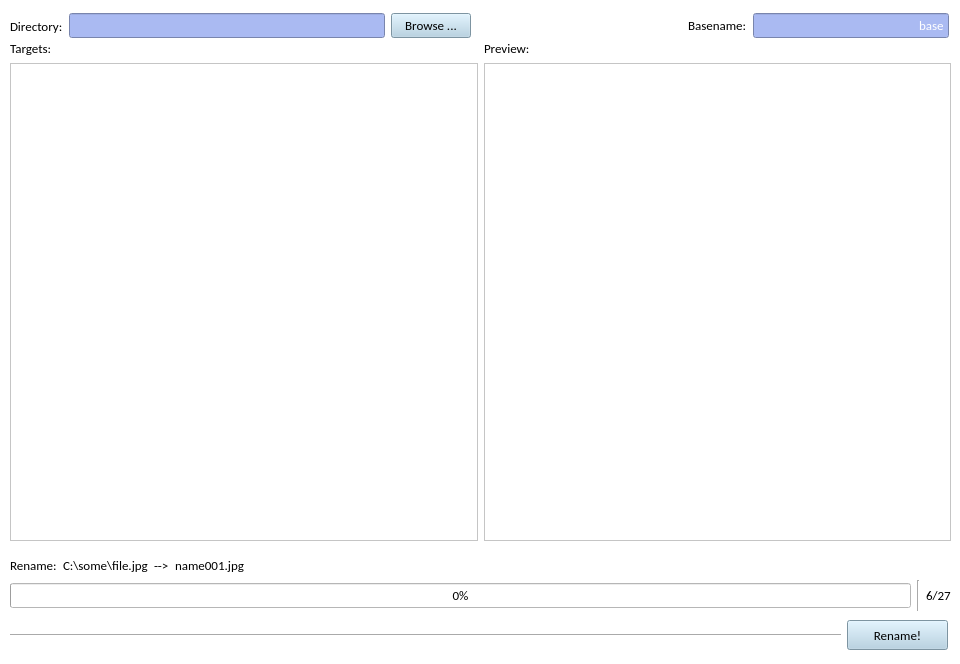
This is batchrename.ui in 0E9B061F/batchrename as Qt 5 draws it before an edit. The edited form follows.
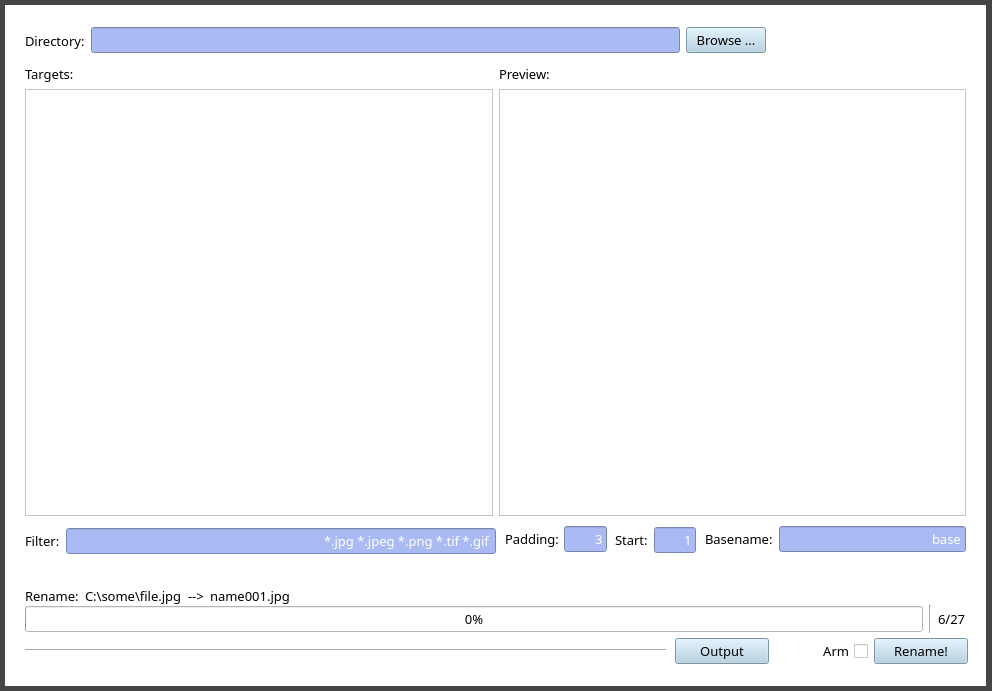
This is the edited form. Icons and pictures are not drawn.

Commit message: Integrate new GUI features

What changed in the file:
```diff
--- a/batchrename.ui
+++ b/batchrename.ui
@@ -7,25 +7,116 @@
    <rect>
     <x>0</x>
     <y>0</y>
-    <width>960</width>
-    <height>664</height>
+    <width>992</width>
+    <height>691</height>
    </rect>
   </property>
   <property name="minimumSize">
    <size>
-    <width>960</width>
-    <height>664</height>
+    <width>992</width>
+    <height>691</height>
    </size>
   </property>
   <property name="maximumSize">
    <size>
-    <width>960</width>
-    <height>664</height>
+    <width>992</width>
+    <height>691</height>
    </size>
   </property>
+  <property name="palette">
+   <palette>
+    <active>
+     <colorrole role="Button">
+      <brush brushstyle="SolidPattern">
+       <color alpha="255">
+        <red>69</red>
+        <green>69</green>
+        <blue>69</blue>
+       </color>
+      </brush>
+     </colorrole>
+     <colorrole role="Base">
+      <brush brushstyle="SolidPattern">
+       <color alpha="255">
+        <red>69</red>
+        <green>69</green>
+        <blue>69</blue>
+       </color>
+      </brush>
+     </colorrole>
+     <colorrole role="Window">
+      <brush brushstyle="SolidPattern">
+       <color alpha="255">
+        <red>69</red>
+        <green>69</green>
+        <blue>69</blue>
+       </color>
+      </brush>
+     </colorrole>
+    </active>
+    <inactive>
+     <colorrole role="Button">
+      <brush brushstyle="SolidPattern">
+       <color alpha="255">
+        <red>69</red>
+        <green>69</green>
+        <blue>69</blue>
+       </color>
+      </brush>
+     </colorrole>
+     <colorrole role="Base">
+      <brush brushstyle="SolidPattern">
+       <color alpha="255">
+        <red>69</red>
+        <green>69</green>
+        <blue>69</blue>
+       </color>
+      </brush>
+     </colorrole>
+     <colorrole role="Window">
+      <brush brushstyle="SolidPattern">
+       <color alpha="255">
+        <red>69</red>
+        <green>69</green>
+        <blue>69</blue>
+       </color>
+      </brush>
+     </colorrole>
+    </inactive>
+    <disabled>
+     <colorrole role="Button">
+      <brush brushstyle="SolidPattern">
+       <color alpha="255">
+        <red>69</red>
+        <green>69</green>
+        <blue>69</blue>
+       </color>
+      </brush>
+     </colorrole>
+     <colorrole role="Base">
+      <brush brushstyle="SolidPattern">
+       <color alpha="255">
+        <red>69</red>
+        <green>69</green>
+        <blue>69</blue>
+       </color>
+      </brush>
+     </colorrole>
+     <colorrole role="Window">
+      <brush brushstyle="SolidPattern">
+       <color alpha="255">
+        <red>69</red>
+        <green>69</green>
+        <blue>69</blue>
+       </color>
+      </brush>
+     </colorrole>
+    </disabled>
+   </palette>
+  </property>
   <property name="font">
    <font>
-    <family>Calibri</family>
+    <family>Candara</family>
     <pointsize>10</pointsize>
    </font>
   </property>
@@ -39,67 +130,212 @@
    <bool>false</bool>
   </property>
   <property name="styleSheet">
-   <string notr="true">background-color: rgb(255, 255, 255)</string>
+   <string notr="true">background-color: #454545;</string>
   </property>
-  <widget class="QWidget" name="gridLayoutWidget">
+  <widget class="QWidget" name="Wrapper" native="true">
    <property name="geometry">
     <rect>
-     <x>10</x>
-     <y>40</y>
-     <width>941</width>
-     <height>501</height>
+     <x>5</x>
+     <y>5</y>
+     <width>981</width>
+     <height>681</height>
     </rect>
    </property>
-   <layout class="QGridLayout" name="previewGroup">
-    <item row="1" column="0">
-     <widget class="QLabel" name="previewTargetsLabel">
+   <property name="styleSheet">
+    <string notr="true">background-color: white;</string>
+   </property>
+   <widget class="QWidget" name="widget" native="true">
+    <property name="geometry">
+     <rect>
+      <x>800</x>
+      <y>20</y>
+      <width>141</width>
+      <height>41</height>
+     </rect>
+    </property>
       <property name="font">
        <font>
-        <family>Calibri</family>
+      <family>Candara</family>
         <pointsize>10</pointsize>
        </font>
       </property>
+    <property name="toolTip">
+     <string>studio25.org</string>
+    </property>
+    <property name="styleSheet">
+     <string notr="true">background-image: url(/home/nn/code/batchrename/logo.png); background-color: transparent;</string>
+    </property>
+   </widget>
+   <widget class="QWidget" name="horizontalLayoutWidget_3">
+    <property name="geometry">
+     <rect>
+      <x>20</x>
+      <y>20</y>
+      <width>741</width>
+      <height>31</height>
+     </rect>
+    </property>
+    <property name="font">
+     <font>
+      <family>Candara</family>
+      <pointsize>10</pointsize>
+     </font>
+    </property>
+    <layout class="QHBoxLayout" name="directoryGroup">
+     <item>
+      <widget class="QLabel" name="directoryLabel">
+       <property name="font">
+        <font>
+         <family>Candara</family>
+         <pointsize>10</pointsize>
+        </font>
+       </property>
       <property name="text">
-       <string>Targets:</string>
+        <string>Directory:</string>
       </property>
      </widget>
     </item>
-    <item row="3" column="1">
-     <widget class="QListView" name="previewOutput">
+     <item>
+      <widget class="QLineEdit" name="directoryInput">
       <property name="font">
        <font>
-        <family>Calibri</family>
+         <family>Candara</family>
         <pointsize>10</pointsize>
        </font>
       </property>
       <property name="toolTip">
-       <string>Preview of output file names</string>
-      </property>
-     </widget>
-    </item>
-    <item row="3" column="0">
-     <widget class="QListView" name="previewTargets">
+        <string>Select the directory containing the image files to be renamed</string>
+       </property>
+       <property name="styleSheet">
+        <string notr="true">background-color: #aabaf2; color: #FFFFFF;</string>
+       </property>
+       <property name="text">
+        <string/>
+       </property>
+      </widget>
+     </item>
+     <item>
+      <widget class="QPushButton" name="directoryBrowse">
       <property name="font">
        <font>
-        <family>Calibri</family>
+         <family>Candara</family>
         <pointsize>10</pointsize>
        </font>
       </property>
+       <property name="styleSheet">
+        <string notr="true">background-color: #afcfe2;</string>
+       </property>
+       <property name="text">
+        <string>Browse ...</string>
+       </property>
+       <property name="flat">
+        <bool>false</bool>
+       </property>
+      </widget>
+     </item>
+    </layout>
+   </widget>
+   <widget class="QWidget" name="horizontalLayoutWidget_9">
+    <property name="geometry">
+     <rect>
+      <x>610</x>
+      <y>520</y>
+      <width>81</width>
+      <height>30</height>
+     </rect>
+    </property>
+    <property name="font">
+     <font>
+      <family>Candara</family>
+      <pointsize>10</pointsize>
+     </font>
+    </property>
+    <layout class="QHBoxLayout" name="basenameGroup_2">
+     <item>
+      <widget class="QLabel" name="basenameLabel_2">
+       <property name="font">
+        <font>
+         <family>Candara</family>
+         <pointsize>10</pointsize>
+        </font>
+       </property>
+       <property name="text">
+        <string>Start:</string>
+       </property>
+      </widget>
+     </item>
+     <item>
+      <widget class="QLineEdit" name="basenameInput_2">
+       <property name="font">
+        <font>
+         <family>Candara</family>
+         <pointsize>10</pointsize>
+        </font>
+       </property>
       <property name="toolTip">
-       <string>Target files found in the selected directory</string>
-      </property>
-     </widget>
-    </item>
-    <item row="1" column="1">
-     <widget class="QLabel" name="previewOutputLabel">
+        <string>Choose the base name for the renamed files</string>
+       </property>
+       <property name="styleSheet">
+        <string notr="true">background-color: #aabaf2; color: #FFFFFF;</string>
+       </property>
+       <property name="text">
+        <string>1</string>
+       </property>
+       <property name="alignment">
+        <set>Qt::AlignRight|Qt::AlignTrailing|Qt::AlignVCenter</set>
+       </property>
+      </widget>
+     </item>
+    </layout>
+   </widget>
+   <widget class="QWidget" name="horizontalLayoutWidget_4">
+    <property name="geometry">
+     <rect>
+      <x>700</x>
+      <y>520</y>
+      <width>261</width>
+      <height>28</height>
+     </rect>
+    </property>
       <property name="font">
        <font>
-        <family>Calibri</family>
+      <family>Candara</family>
         <pointsize>10</pointsize>
        </font>
       </property>
+    <layout class="QHBoxLayout" name="basenameGroup">
+     <item>
+      <widget class="QLabel" name="basenameLabel">
+       <property name="font">
+        <font>
+         <family>Candara</family>
+         <pointsize>10</pointsize>
+        </font>
+       </property>
       <property name="text">
-       <string>Preview:</string>
+        <string>Basename:</string>
+       </property>
+      </widget>
+     </item>
+     <item>
+      <widget class="QLineEdit" name="basenameInput">
+       <property name="font">
+        <font>
+         <family>Candara</family>
+         <pointsize>10</pointsize>
+        </font>
+       </property>
+       <property name="toolTip">
+        <string>Choose the base name for the renamed files</string>
+       </property>
+       <property name="styleSheet">
+        <string notr="true">background-color: #aabaf2; color: #FFFFFF;</string>
+       </property>
+       <property name="text">
+        <string>base</string>
+       </property>
+       <property name="alignment">
+        <set>Qt::AlignRight|Qt::AlignTrailing|Qt::AlignVCenter</set>
       </property>
      </widget>
     </item>
@@ -108,18 +344,24 @@
   <widget class="QWidget" name="horizontalLayoutWidget">
    <property name="geometry">
     <rect>
-     <x>10</x>
-     <y>550</y>
+      <x>20</x>
+      <y>580</y>
      <width>941</width>
-     <height>31</height>
-    </rect>
-   </property>
+      <height>22</height>
+     </rect>
+    </property>
+    <property name="font">
+     <font>
+      <family>Candara</family>
+      <pointsize>10</pointsize>
+     </font>
+    </property>
    <layout class="QHBoxLayout" name="operationGroup">
     <item>
      <widget class="QLabel" name="operationLabel">
       <property name="font">
        <font>
-        <family>Calibri</family>
+         <family>Candara</family>
         <pointsize>10</pointsize>
        </font>
       </property>
@@ -132,7 +374,7 @@
      <widget class="QLabel" name="operationInput">
       <property name="font">
        <font>
-        <family>Calibri</family>
+         <family>Candara</family>
         <pointsize>10</pointsize>
        </font>
       </property>
@@ -145,7 +387,7 @@
      <widget class="QLabel" name="operationArrow">
       <property name="font">
        <font>
-        <family>Calibri</family>
+         <family>Candara</family>
         <pointsize>10</pointsize>
        </font>
       </property>
@@ -158,7 +400,7 @@
      <widget class="QLabel" name="operationOutput">
       <property name="font">
        <font>
-        <family>Calibri</family>
+         <family>Candara</family>
         <pointsize>10</pointsize>
        </font>
       </property>
@@ -169,6 +411,12 @@
     </item>
     <item>
      <spacer name="operationSeperator">
+       <property name="font">
+        <font>
+         <family>Candara</family>
+         <pointsize>10</pointsize>
+        </font>
+       </property>
       <property name="orientation">
        <enum>Qt::Horizontal</enum>
       </property>
@@ -182,15 +430,225 @@
     </item>
    </layout>
   </widget>
+   <widget class="QWidget" name="horizontalLayoutWidget_6">
+    <property name="geometry">
+     <rect>
+      <x>500</x>
+      <y>520</y>
+      <width>102</width>
+      <height>28</height>
+     </rect>
+    </property>
+    <property name="font">
+     <font>
+      <family>Candara</family>
+      <pointsize>10</pointsize>
+     </font>
+    </property>
+    <layout class="QHBoxLayout" name="paddingGroup">
+     <item>
+      <widget class="QLabel" name="paddingLabel">
+       <property name="font">
+        <font>
+         <family>Candara</family>
+         <pointsize>10</pointsize>
+        </font>
+       </property>
+       <property name="text">
+        <string>Padding:</string>
+       </property>
+      </widget>
+     </item>
+     <item>
+      <widget class="QLineEdit" name="paddingInput">
+       <property name="font">
+        <font>
+         <family>Candara</family>
+         <pointsize>10</pointsize>
+        </font>
+       </property>
+       <property name="toolTip">
+        <string>Choose the base name for the renamed files</string>
+       </property>
+       <property name="styleSheet">
+        <string notr="true">background-color: #aabaf2; color: #FFFFFF;</string>
+       </property>
+       <property name="text">
+        <string>3</string>
+       </property>
+       <property name="alignment">
+        <set>Qt::AlignRight|Qt::AlignTrailing|Qt::AlignVCenter</set>
+       </property>
+      </widget>
+     </item>
+    </layout>
+   </widget>
+   <widget class="QWidget" name="gridLayoutWidget">
+    <property name="geometry">
+     <rect>
+      <x>20</x>
+      <y>60</y>
+      <width>941</width>
+      <height>451</height>
+     </rect>
+    </property>
+    <property name="font">
+     <font>
+      <family>Candara</family>
+      <pointsize>10</pointsize>
+     </font>
+    </property>
+    <layout class="QGridLayout" name="previewGroup">
+     <item row="1" column="0">
+      <widget class="QLabel" name="previewTargetsLabel">
+       <property name="font">
+        <font>
+         <family>Candara</family>
+         <pointsize>10</pointsize>
+        </font>
+       </property>
+       <property name="toolTip">
+        <string>Files in the selected directory matching the current filter</string>
+       </property>
+       <property name="text">
+        <string>Targets:</string>
+       </property>
+      </widget>
+     </item>
+     <item row="3" column="1">
+      <widget class="QListView" name="previewOutput">
+       <property name="font">
+        <font>
+         <family>Consolas</family>
+         <pointsize>9</pointsize>
+        </font>
+       </property>
+       <property name="toolTip">
+        <string/>
+       </property>
+       <property name="viewMode">
+        <enum>QListView::IconMode</enum>
+       </property>
+      </widget>
+     </item>
+     <item row="3" column="0">
+      <widget class="QListView" name="previewTargets">
+       <property name="font">
+        <font>
+         <family>Consolas</family>
+         <pointsize>9</pointsize>
+        </font>
+       </property>
+       <property name="toolTip">
+        <string/>
+       </property>
+      </widget>
+     </item>
+     <item row="1" column="1">
+      <widget class="QLabel" name="previewOutputLabel">
+       <property name="font">
+        <font>
+         <family>Candara</family>
+         <pointsize>10</pointsize>
+        </font>
+       </property>
+       <property name="toolTip">
+        <string>Preview of rename operation over filtered targets</string>
+       </property>
+       <property name="text">
+        <string>Preview:</string>
+       </property>
+      </widget>
+     </item>
+    </layout>
+   </widget>
+   <widget class="Line" name="BottomSpacer">
+    <property name="geometry">
+     <rect>
+      <x>20</x>
+      <y>630</y>
+      <width>641</width>
+      <height>31</height>
+     </rect>
+    </property>
+    <property name="font">
+     <font>
+      <family>Candara</family>
+      <pointsize>10</pointsize>
+     </font>
+    </property>
+    <property name="orientation">
+     <enum>Qt::Horizontal</enum>
+    </property>
+   </widget>
+   <widget class="QWidget" name="horizontalLayoutWidget_7">
+    <property name="geometry">
+     <rect>
+      <x>20</x>
+      <y>520</y>
+      <width>471</width>
+      <height>32</height>
+     </rect>
+    </property>
+    <property name="font">
+     <font>
+      <family>Candara</family>
+      <pointsize>10</pointsize>
+     </font>
+    </property>
+    <layout class="QHBoxLayout" name="filterGroup">
+     <item>
+      <widget class="QLabel" name="filterLabel">
+       <property name="font">
+        <font>
+         <family>Candara</family>
+         <pointsize>10</pointsize>
+        </font>
+       </property>
+       <property name="text">
+        <string>Filter:</string>
+       </property>
+      </widget>
+     </item>
+     <item>
+      <widget class="QLineEdit" name="filterInput">
+       <property name="font">
+        <font>
+         <family>Candara</family>
+         <pointsize>10</pointsize>
+        </font>
+       </property>
+       <property name="toolTip">
+        <string>Choose the base name for the renamed files</string>
+       </property>
+       <property name="styleSheet">
+        <string notr="true">background-color: #aabaf2; color: #FFFFFF;</string>
+       </property>
+       <property name="text">
+        <string>*.jpg *.jpeg *.png *.tif *.gif</string>
+       </property>
+       <property name="alignment">
+        <set>Qt::AlignRight|Qt::AlignTrailing|Qt::AlignVCenter</set>
+       </property>
+      </widget>
+     </item>
+    </layout>
+   </widget>
   <widget class="QWidget" name="horizontalLayoutWidget_2">
    <property name="geometry">
     <rect>
-     <x>10</x>
-     <y>580</y>
+      <x>20</x>
+      <y>600</y>
      <width>941</width>
-     <height>31</height>
-    </rect>
-   </property>
+      <height>28</height>
+     </rect>
+    </property>
+    <property name="font">
+     <font>
+      <family>Candara</family>
+      <pointsize>10</pointsize>
+     </font>
+    </property>
    <layout class="QHBoxLayout" name="progressGroup">
     <item>
      <widget class="QProgressBar" name="progressBar">
@@ -314,7 +772,7 @@
       </property>
       <property name="font">
        <font>
-        <family>Calibri</family>
+         <family>Candara</family>
         <pointsize>10</pointsize>
        </font>
       </property>
@@ -334,6 +792,12 @@
     </item>
     <item>
      <widget class="Line" name="progressSeperator">
+       <property name="font">
+        <font>
+         <family>Candara</family>
+         <pointsize>10</pointsize>
+        </font>
+       </property>
       <property name="orientation">
        <enum>Qt::Vertical</enum>
       </property>
@@ -343,7 +807,7 @@
      <widget class="QLabel" name="progressLabel">
       <property name="font">
        <font>
-        <family>Calibri</family>
+         <family>Candara</family>
         <pointsize>10</pointsize>
        </font>
       </property>
@@ -354,14 +818,64 @@
     </item>
    </layout>
   </widget>
-  <widget class="QPushButton" name="RenameButton">
+   <widget class="QWidget" name="horizontalLayoutWidget_5">
    <property name="geometry">
     <rect>
-     <x>847</x>
-     <y>620</y>
-     <width>101</width>
-     <height>30</height>
-    </rect>
+      <x>670</x>
+      <y>630</y>
+      <width>293</width>
+      <height>32</height>
+     </rect>
+    </property>
+    <property name="font">
+     <font>
+      <family>Candara</family>
+      <pointsize>10</pointsize>
+     </font>
+    </property>
+    <layout class="QHBoxLayout" name="renameGroup">
+     <item>
+      <widget class="QPushButton" name="renameButton_2">
+       <property name="font">
+        <font>
+         <family>Candara</family>
+         <pointsize>10</pointsize>
+        </font>
+       </property>
+       <property name="toolTip">
+        <string>Perform the batch rename operation</string>
+       </property>
+       <property name="styleSheet">
+        <string notr="true">background-color: #afcfe2;</string>
+       </property>
+       <property name="text">
+        <string>Output</string>
+       </property>
+      </widget>
+     </item>
+     <item>
+      <widget class="QCheckBox" name="renameSafety">
+       <property name="font">
+        <font>
+         <family>Candara</family>
+         <pointsize>10</pointsize>
+        </font>
+       </property>
+       <property name="layoutDirection">
+        <enum>Qt::RightToLeft</enum>
+       </property>
+       <property name="text">
+        <string>Arm</string>
+       </property>
+      </widget>
+     </item>
+     <item>
+      <widget class="QPushButton" name="renameButton">
+       <property name="font">
+        <font>
+         <family>Candara</family>
+         <pointsize>10</pointsize>
+        </font>
    </property>
    <property name="toolTip">
     <string>Perform the batch rename operation</string>
@@ -373,136 +887,23 @@
     <string>Rename!</string>
    </property>
   </widget>
-  <widget class="Line" name="BottomSpacer">
-   <property name="geometry">
-    <rect>
-     <x>10</x>
-     <y>620</y>
-     <width>831</width>
-     <height>31</height>
-    </rect>
-   </property>
-   <property name="orientation">
-    <enum>Qt::Horizontal</enum>
-   </property>
-  </widget>
-  <widget class="QWidget" name="horizontalLayoutWidget_3">
-   <property name="geometry">
-    <rect>
-     <x>10</x>
-     <y>10</y>
-     <width>461</width>
-     <height>32</height>
-    </rect>
-   </property>
-   <layout class="QHBoxLayout" name="directoryGroup">
-    <item>
-     <widget class="QLabel" name="directoryLabel">
-      <property name="font">
-       <font>
-        <family>Calibri</family>
-        <pointsize>10</pointsize>
-       </font>
-      </property>
-      <property name="text">
-       <string>Directory:</string>
-      </property>
-      <property name="buddy">
-       <cstring>directoryInput</cstring>
-      </property>
-     </widget>
-    </item>
-    <item>
-     <widget class="QLineEdit" name="directoryInput">
-      <property name="font">
-       <font>
-        <family>Calibri</family>
-        <pointsize>10</pointsize>
-       </font>
-      </property>
-      <property name="toolTip">
-       <string>Select the directory containing the image files to be renamed</string>
-      </property>
-      <property name="styleSheet">
-       <string notr="true">background-color: #aabaf2; color: #FFFFFF;</string>
-      </property>
-      <property name="text">
-       <string/>
-      </property>
-     </widget>
-    </item>
-    <item>
-     <widget class="QPushButton" name="directoryBrowse">
-      <property name="font">
-       <font>
-        <family>Calibri</family>
-        <pointsize>10</pointsize>
-       </font>
-      </property>
-      <property name="styleSheet">
-       <string notr="true">background-color: #afcfe2;</string>
-      </property>
-      <property name="text">
-       <string>Browse ...</string>
-      </property>
-      <property name="flat">
-       <bool>false</bool>
-      </property>
-     </widget>
-    </item>
-   </layout>
-  </widget>
-  <widget class="QWidget" name="horizontalLayoutWidget_4">
-   <property name="geometry">
-    <rect>
-     <x>688</x>
-     <y>10</y>
-     <width>261</width>
-     <height>31</height>
-    </rect>
-   </property>
-   <layout class="QHBoxLayout" name="basenameGroup">
-    <item>
-     <widget class="QLabel" name="basenameLabel">
-      <property name="font">
-       <font>
-        <family>Calibri</family>
-        <pointsize>10</pointsize>
-       </font>
-      </property>
-      <property name="text">
-       <string>Basename:</string>
-      </property>
-      <property name="buddy">
-       <cstring>basenameInput</cstring>
-      </property>
-     </widget>
-    </item>
-    <item>
-     <widget class="QLineEdit" name="basenameInput">
-      <property name="font">
-       <font>
-        <family>Calibri</family>
-        <pointsize>10</pointsize>
-       </font>
-      </property>
-      <property name="toolTip">
-       <string>Choose the base name for the renamed files</string>
-      </property>
-      <property name="styleSheet">
-       <string notr="true">background-color: #aabaf2; color: #FFFFFF;</string>
-      </property>
-      <property name="text">
-       <string>base</string>
-      </property>
-      <property name="alignment">
-       <set>Qt::AlignRight|Qt::AlignTrailing|Qt::AlignVCenter</set>
-      </property>
-     </widget>
-    </item>
-   </layout>
-  </widget>
- </widget>
+     </item>
+    </layout>
+   </widget>
+  </widget>
+ </widget>
+ <tabstops>
+  <tabstop>directoryInput</tabstop>
+  <tabstop>directoryBrowse</tabstop>
+  <tabstop>previewTargets</tabstop>
+  <tabstop>previewOutput</tabstop>
+  <tabstop>filterInput</tabstop>
+  <tabstop>paddingInput</tabstop>
+  <tabstop>basenameInput_2</tabstop>
+  <tabstop>basenameInput</tabstop>
+  <tabstop>renameSafety</tabstop>
+  <tabstop>renameButton</tabstop>
+ </tabstops>
  <resources/>
  <connections>
   <connection>
```
Left out of the diff: 137 changed lines with no effect on the pictures. Lines whose indentation alone changed are shown as unchanged. The commit also changes 4 other files.
